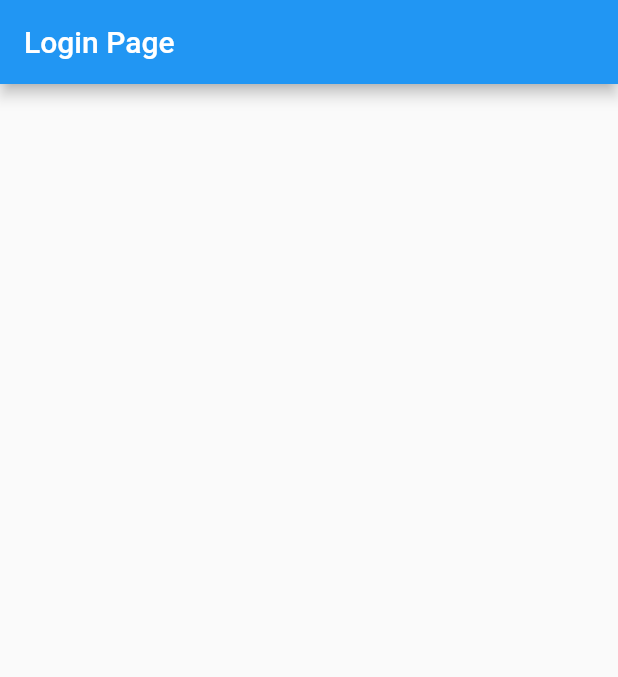
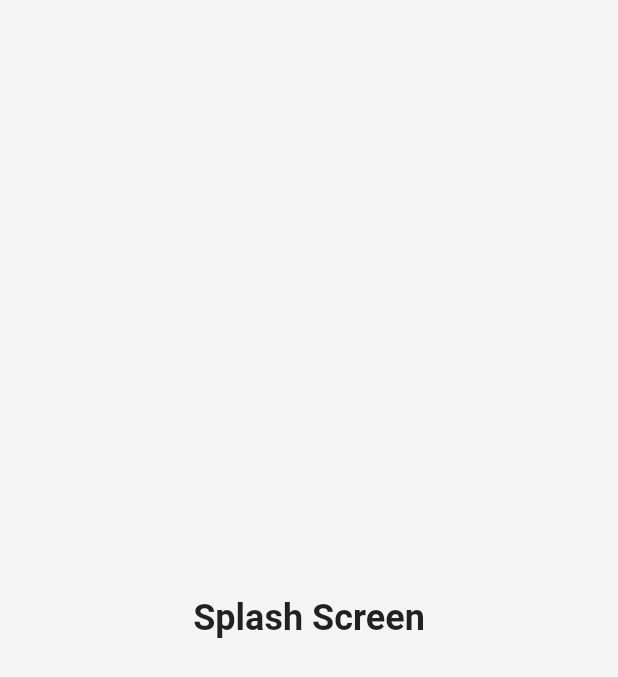
Before and after one commit to hemantvc/alogin, a Flutter app: the first screen one second after launch, on a phone screen of 412 x 824 dp. Shown: the top 677 px of the screen. Run offline on Flutter 3.47's test engine with Material 2 defaults, Android fonts, the phone set to English and light mode, and no system bars; our stand-ins replace hexcolor.

Commit message:
Flutter splashscreen demo

```diff
--- a/lib/main.dart
+++ b/lib/main.dart
@@ -1,53 +1,28 @@
 import 'package:flutter/material.dart';
+import 'package:hexcolor/hexcolor.dart';
+import 'package:alogin/pages/splash_screen.dart';
 
-void main() {
-  runApp(const MyApp());
+void main(){
+  runApp(LoginUiApp());
 }
 
-class MyApp extends StatelessWidget {
-  const MyApp({Key? key}) : super(key: key);
+class LoginUiApp extends StatelessWidget {
 
-  // This widget is the root of your application.
+  Color _primaryColor = HexColor('#DC54FE');
+  Color _accentColor = HexColor('#8A02AE');
+
+
   @override
   Widget build(BuildContext context) {
     return MaterialApp(
-      title: 'Login',
-      theme: ThemeData(
-
-        primarySwatch: Colors.blue,
-      ),
-      home: const MyHomePage(title: 'Login Page'),
+           title: 'Flutter Login UI',
+           theme: ThemeData(
+             primaryColor: _primaryColor,
+             accentColor: _accentColor,
+             scaffoldBackgroundColor: Colors.grey.shade100,
+             primarySwatch: Colors.grey,
+           ),
+            home: SplashScreen(),
     );
   }
 }
-
-class MyHomePage extends StatefulWidget {
-  const MyHomePage({Key? key, required this.title}) : super(key: key);
-
-
-  final String title;
-
-  @override
-  State<MyHomePage> createState() => _MyHomePageState();
-}
-
-class _MyHomePageState extends State<MyHomePage> {
-
-  @override
-  Widget build(BuildContext context) {
-    return Scaffold(
-      appBar: AppBar(
-        title: Text(widget.title),
-      ),
-      body: Center(
-        child: Column(
-          mainAxisAlignment: MainAxisAlignment.center,
-          children: <Widget>[
-
-          ],
-        ),
-      ),
-      // This trailing comma makes auto-formatting nicer for build methods.
-    );
-  }
-}
--- /dev/null
+++ b/lib/pages/home_screen.dart
@@ -0,0 +1,21 @@
+import 'package:flutter/material.dart';
+class HomeScreen extends StatefulWidget {
+  const HomeScreen({Key? key}) : super(key: key);
+
+  @override
+  _HomeScreenState createState() => _HomeScreenState();
+}
+
+class _HomeScreenState extends State<HomeScreen> {
+  @override
+  Widget build(BuildContext context) {
+    return Scaffold(
+      appBar: AppBar(title: Text("Home Screen",)),
+      body: Center(
+        child: Column(
+
+        ),
+      ),
+    );
+  }
+}
--- /dev/null
+++ b/lib/pages/splash_screen.dart
@@ -0,0 +1,38 @@
+import 'dart:async';
+import 'package:flutter/material.dart';
+import 'package:alogin/pages/home_screen.dart';
+class SplashScreen extends StatefulWidget {
+  const SplashScreen({Key? key}) : super(key: key);
+
+  @override
+  _SplashScreenState createState() => _SplashScreenState();
+}
+
+class _SplashScreenState extends State<SplashScreen> {
+  @override
+  initState(){
+    super.initState();
+    _navigateToHome();
+  }
+
+  _navigateToHome() async{
+    await Future.delayed(Duration(milliseconds: 1500),(){
+
+    });
+    Navigator.pushReplacement(context,
+        MaterialPageRoute(builder:
+            (context) =>
+            HomeScreen()
+        ));
+  }
+  @override
+  Widget build(BuildContext context) {
+    return Scaffold(
+      body: Center(
+        child: Container(
+          child: Text('Splash Screen', style: TextStyle(fontSize: 24, fontWeight: FontWeight.bold ),),
+        ),
+      ),
+    );
+  }
+}
--- a/pubspec.yaml
+++ b/pubspec.yaml
@@ -34,6 +34,8 @@ dependencies:
   # The following adds the Cupertino Icons font to your application.
   # Use with the CupertinoIcons class for iOS style icons.
   cupertino_icons: ^1.0.2
+  flutter_svg: ^1.0.3
+  hexcolor: ^2.0.6
 
 dev_dependencies:
   flutter_test:
```
Also changed, not shown: pubspec.lock, 4 other files.
